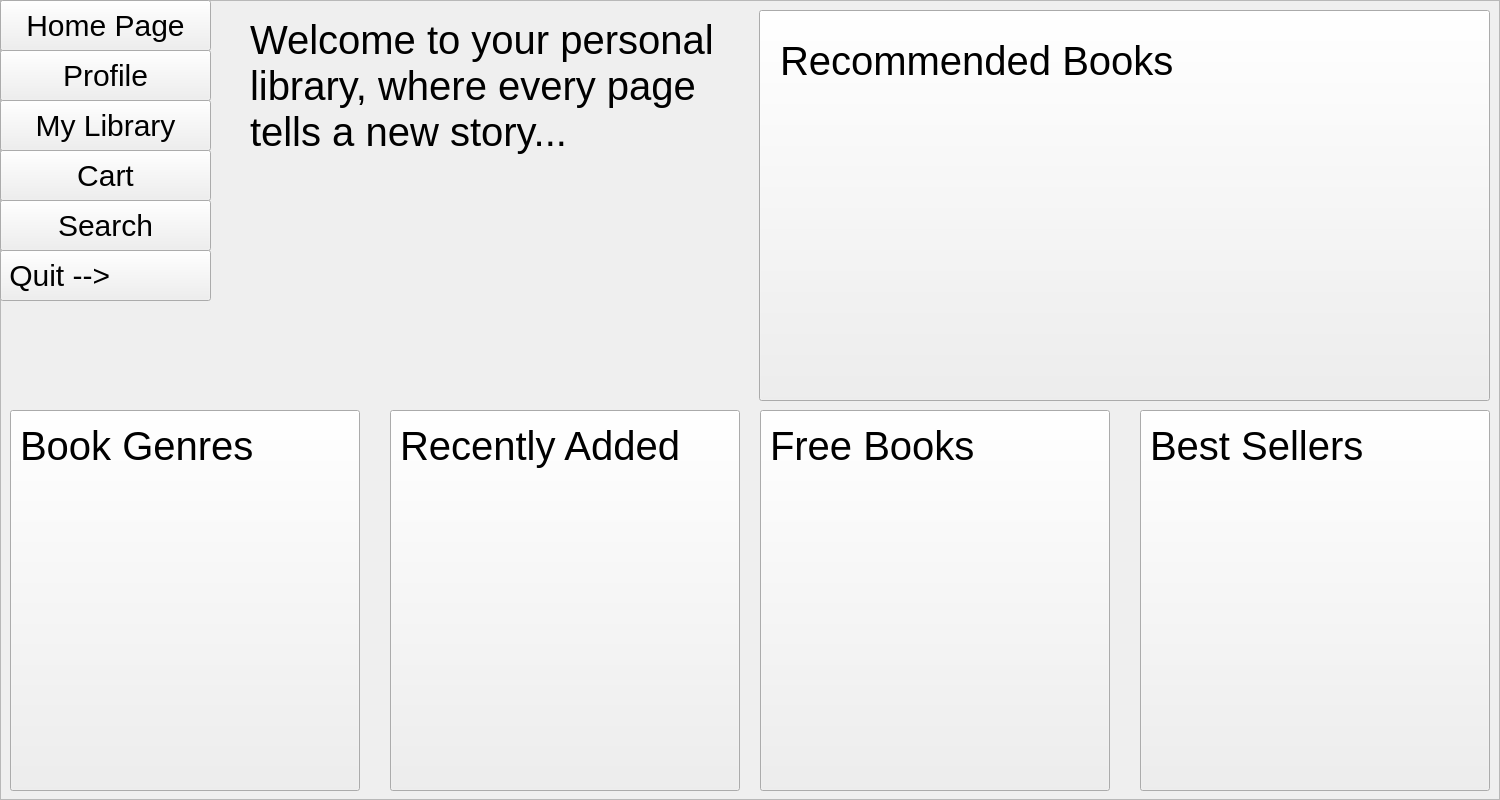
Qt form BookClubProject/appWindow/userwindow.ui (mohammadshirizadeh-sudo/book-club) before a commit.
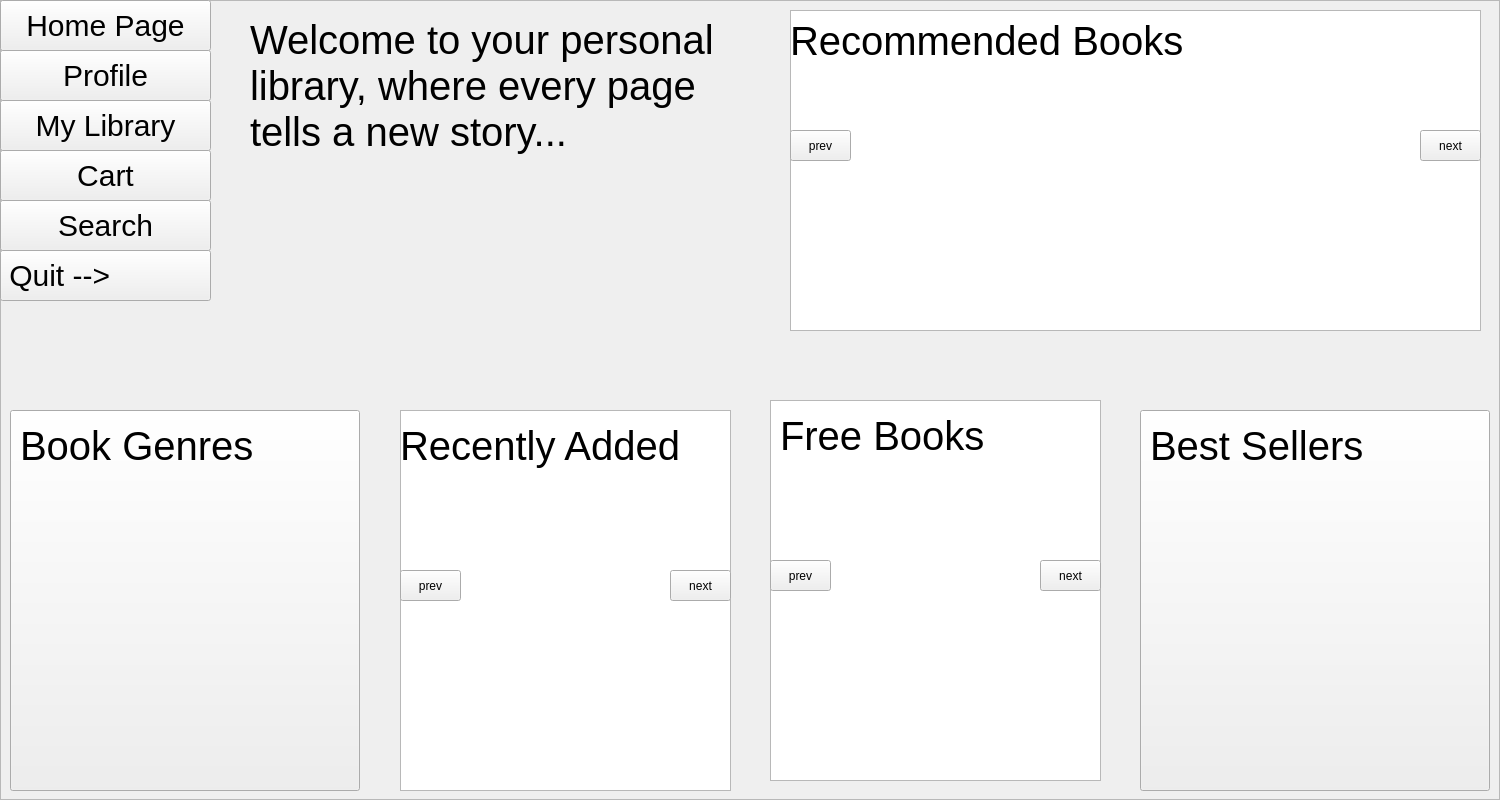
The same form after that commit. Icons and pictures are not drawn.

Commit message: fix errors in sending request from login , registor , getfreebooks, getrecently added books

Patch:
```diff
--- a/BookClubProject/appWindow/userwindow.ui
+++ b/BookClubProject/appWindow/userwindow.ui
@@ -177,46 +177,6 @@
      <string/>
     </property>
    </widget>
-   <widget class="QPushButton" name="pushButton_8">
-    <property name="geometry">
-     <rect>
-      <x>390</x>
-      <y>410</y>
-      <width>350</width>
-      <height>381</height>
-     </rect>
-    </property>
-    <property name="styleSheet">
-     <string notr="true">QPushButton {
-	font: 700 9pt &quot;Script MT Bold&quot;;
-	font-size:30px;
-	color: rgb(0, 0, 0);
-}</string>
-    </property>
-    <property name="text">
-     <string/>
-    </property>
-   </widget>
-   <widget class="QPushButton" name="pushButton_9">
-    <property name="geometry">
-     <rect>
-      <x>760</x>
-      <y>410</y>
-      <width>350</width>
-      <height>381</height>
-     </rect>
-    </property>
-    <property name="styleSheet">
-     <string notr="true">QPushButton {
-	font: 700 9pt &quot;Script MT Bold&quot;;
-	font-size:30px;
-	color: rgb(0, 0, 0);
-}</string>
-    </property>
-    <property name="text">
-     <string/>
-    </property>
-   </widget>
    <widget class="QPushButton" name="pushButton_10">
     <property name="geometry">
      <rect>
@@ -237,31 +197,11 @@
      <string/>
     </property>
    </widget>
-   <widget class="QPushButton" name="pushButton_11">
-    <property name="geometry">
-     <rect>
-      <x>759</x>
-      <y>10</y>
-      <width>731</width>
-      <height>391</height>
-     </rect>
-    </property>
-    <property name="styleSheet">
-     <string notr="true">QPushButton {
-	font: 700 9pt &quot;Script MT Bold&quot;;
-	font-size:30px;
-	color: rgb(0, 0, 0);
-}</string>
-    </property>
-    <property name="text">
-     <string/>
-    </property>
-   </widget>
    <widget class="QLabel" name="label">
     <property name="geometry">
      <rect>
-      <x>780</x>
-      <y>20</y>
+      <x>790</x>
+      <y>0</y>
       <width>691</width>
       <height>81</height>
      </rect>
@@ -348,8 +288,8 @@
    <widget class="QLabel" name="label_5">
     <property name="geometry">
      <rect>
-      <x>770</x>
-      <y>420</y>
+      <x>780</x>
+      <y>410</y>
       <width>331</width>
       <height>51</height>
      </rect>
@@ -407,6 +347,138 @@
      <string/>
     </property>
    </widget>
+   <widget class="QListWidget" name="freeBooksListWidget">
+    <property name="geometry">
+     <rect>
+      <x>770</x>
+      <y>400</y>
+      <width>331</width>
+      <height>381</height>
+     </rect>
+    </property>
+   </widget>
+   <widget class="QPushButton" name="nextPushButton">
+    <property name="geometry">
+     <rect>
+      <x>1040</x>
+      <y>560</y>
+      <width>61</width>
+      <height>31</height>
+     </rect>
+    </property>
+    <property name="text">
+     <string>next</string>
+    </property>
+   </widget>
+   <widget class="QPushButton" name="prevPushButton">
+    <property name="geometry">
+     <rect>
+      <x>770</x>
+      <y>560</y>
+      <width>61</width>
+      <height>31</height>
+     </rect>
+    </property>
+    <property name="text">
+     <string>prev</string>
+    </property>
+   </widget>
+   <widget class="QListWidget" name="recommendedBooksListWidget">
+    <property name="geometry">
+     <rect>
+      <x>790</x>
+      <y>10</y>
+      <width>691</width>
+      <height>321</height>
+     </rect>
+    </property>
+   </widget>
+   <widget class="QPushButton" name="nextRecPushButton">
+    <property name="geometry">
+     <rect>
+      <x>1420</x>
+      <y>130</y>
+      <width>61</width>
+      <height>31</height>
+     </rect>
+    </property>
+    <property name="text">
+     <string>next</string>
+    </property>
+   </widget>
+   <widget class="QPushButton" name="prevRecPushButton">
+    <property name="geometry">
+     <rect>
+      <x>790</x>
+      <y>130</y>
+      <width>61</width>
+      <height>31</height>
+     </rect>
+    </property>
+    <property name="text">
+     <string>prev</string>
+    </property>
+   </widget>
+   <widget class="QPushButton" name="prevNewPushButton">
+    <property name="geometry">
+     <rect>
+      <x>400</x>
+      <y>570</y>
+      <width>61</width>
+      <height>31</height>
+     </rect>
+    </property>
+    <property name="text">
+     <string>prev</string>
+    </property>
+   </widget>
+   <widget class="QPushButton" name="nextNewPushButton">
+    <property name="geometry">
+     <rect>
+      <x>670</x>
+      <y>570</y>
+      <width>61</width>
+      <height>31</height>
+     </rect>
+    </property>
+    <property name="text">
+     <string>next</string>
+    </property>
+   </widget>
+   <widget class="QListWidget" name="newBooksListWidget">
+    <property name="geometry">
+     <rect>
+      <x>400</x>
+      <y>410</y>
+      <width>331</width>
+      <height>381</height>
+     </rect>
+    </property>
+   </widget>
+   <zorder>newBooksListWidget</zorder>
+   <zorder>freeBooksListWidget</zorder>
+   <zorder>recommendedBooksListWidget</zorder>
+   <zorder>pushButton</zorder>
+   <zorder>pushButton_2</zorder>
+   <zorder>pushButton_3</zorder>
+   <zorder>pushButton_4</zorder>
+   <zorder>pushButton_5</zorder>
+   <zorder>pushButton_6</zorder>
+   <zorder>pushButton_7</zorder>
+   <zorder>pushButton_10</zorder>
+   <zorder>label</zorder>
+   <zorder>label_2</zorder>
+   <zorder>label_3</zorder>
+   <zorder>label_4</zorder>
+   <zorder>label_5</zorder>
+   <zorder>label_6</zorder>
+   <zorder>label_7</zorder>
+   <zorder>nextPushButton</zorder>
+   <zorder>prevPushButton</zorder>
+   <zorder>nextRecPushButton</zorder>
+   <zorder>prevRecPushButton</zorder>
+   <zorder>prevNewPushButton</zorder>
+   <zorder>nextNewPushButton</zorder>
   </widget>
  </widget>
  <resources>
```
The commit also changes 32 other files.
